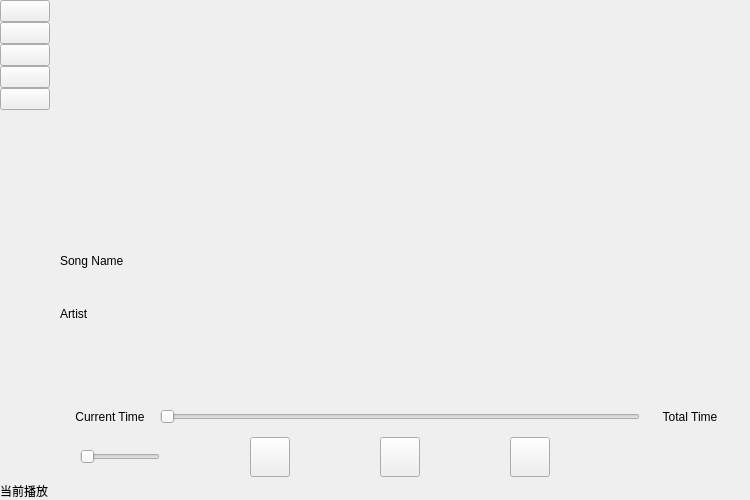
QKira/QMusicPlayer, file centralwidget.ui: the form before one commit.
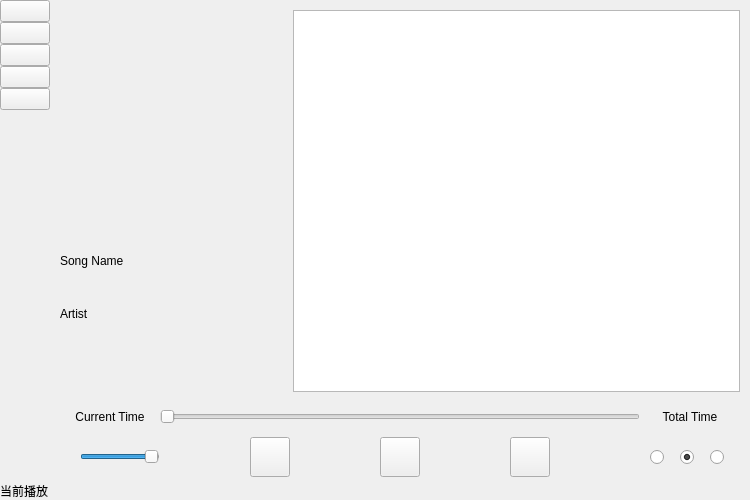
The form after the commit. The open tabs and pages were chosen to show the change. Icons and pictures are not drawn.

Patch:
```diff
--- a/centralwidget.ui
+++ b/centralwidget.ui
@@ -365,45 +365,30 @@
              <property name="styleSheet">
               <string notr="true">/*border:1px solid blue;*/</string>
              </property>
-             <widget class="QWidget" name="widget_Playing_NaviBtnBlock" native="true">
-              <property name="geometry">
-               <rect>
-                <x>100</x>
-                <y>170</y>
-                <width>100</width>
-                <height>100</height>
-               </rect>
+             <layout class="QVBoxLayout" name="verticalLayout_14">
+              <property name="spacing">
+               <number>5</number>
               </property>
-              <property name="minimumSize">
-               <size>
-                <width>100</width>
-                <height>0</height>
-               </size>
+              <property name="leftMargin">
+               <number>10</number>
               </property>
-              <property name="maximumSize">
-               <size>
-                <width>100</width>
-                <height>16777215</height>
-               </size>
+              <property name="topMargin">
+               <number>10</number>
               </property>
-              <layout class="QHBoxLayout" name="horizontalLayout_7">
-               <property name="spacing">
-                <number>0</number>
-               </property>
-               <property name="leftMargin">
-                <number>0</number>
-               </property>
-               <property name="topMargin">
-                <number>0</number>
-               </property>
-               <property name="rightMargin">
-                <number>0</number>
-               </property>
-               <property name="bottomMargin">
-                <number>0</number>
-               </property>
-              </layout>
-             </widget>
+              <property name="rightMargin">
+               <number>10</number>
+              </property>
+              <property name="bottomMargin">
+               <number>10</number>
+              </property>
+              <item>
+               <widget class="QListWidget" name="listWidget_Lyrics">
+                <property name="editTriggers">
+                 <set>QAbstractItemView::EditTrigger::NoEditTriggers</set>
+                </property>
+               </widget>
+              </item>
+             </layout>
             </widget>
            </item>
           </layout>
@@ -577,7 +562,7 @@
                     </property>
                     <layout class="QHBoxLayout" name="horizontalLayout_12">
                      <property name="spacing">
-                      <number>0</number>
+                      <number>5</number>
                      </property>
                      <property name="leftMargin">
                       <number>0</number>
@@ -595,14 +580,14 @@
                       <widget class="QLabel" name="label_3">
                        <property name="minimumSize">
                         <size>
-                         <width>20</width>
-                         <height>20</height>
+                         <width>15</width>
+                         <height>15</height>
                         </size>
                        </property>
                        <property name="maximumSize">
                         <size>
-                         <width>20</width>
-                         <height>20</height>
+                         <width>15</width>
+                         <height>15</height>
                         </size>
                        </property>
                        <property name="text">
@@ -630,9 +615,15 @@
                          <height>16777215</height>
                         </size>
                        </property>
+                       <property name="maximum">
+                        <number>100</number>
+                       </property>
                        <property name="pageStep">
                         <number>5</number>
                        </property>
+                       <property name="value">
+                        <number>99</number>
+                       </property>
                        <property name="orientation">
                         <enum>Qt::Orientation::Horizontal</enum>
                        </property>
@@ -768,17 +759,11 @@
                       <number>0</number>
                      </property>
                      <item>
-                      <widget class="QPushButton" name="button_Playing_FunctionOne_3">
-                       <property name="sizePolicy">
-                        <sizepolicy hsizetype="Fixed" vsizetype="Fixed">
-                         <horstretch>0</horstretch>
-                         <verstretch>0</verstretch>
-                        </sizepolicy>
-                       </property>
+                      <widget class="QRadioButton" name="radioButton_SingleLoop">
                        <property name="minimumSize">
                         <size>
                          <width>20</width>
-                         <height>0</height>
+                         <height>20</height>
                         </size>
                        </property>
                        <property name="maximumSize">
@@ -787,35 +772,23 @@
                          <height>20</height>
                         </size>
                        </property>
-                       <property name="styleSheet">
-                        <string notr="true">border-radius: 10px;
-min-height: 0px;
-padding: 0;
-</string>
+                       <property name="toolTip">
+                        <string>单曲循环</string>
                        </property>
                        <property name="text">
                         <string/>
                        </property>
-                       <property name="iconSize">
-                        <size>
-                         <width>20</width>
-                         <height>20</height>
-                        </size>
+                       <property name="checked">
+                        <bool>false</bool>
                        </property>
                       </widget>
                      </item>
                      <item>
-                      <widget class="QPushButton" name="button_Playing_FunctionTwo">
-                       <property name="sizePolicy">
-                        <sizepolicy hsizetype="Fixed" vsizetype="Fixed">
-                         <horstretch>0</horstretch>
-                         <verstretch>0</verstretch>
-                        </sizepolicy>
-                       </property>
+                      <widget class="QRadioButton" name="radioButton_ListLoop">
                        <property name="minimumSize">
                         <size>
                          <width>20</width>
-                         <height>0</height>
+                         <height>20</height>
                         </size>
                        </property>
                        <property name="maximumSize">
@@ -824,35 +797,23 @@
                          <height>20</height>
                         </size>
                        </property>
-                       <property name="styleSheet">
-                        <string notr="true">border-radius: 10px;
-min-height: 0px;
-padding: 0;
-</string>
+                       <property name="toolTip">
+                        <string>列表循环</string>
                        </property>
                        <property name="text">
                         <string/>
                        </property>
-                       <property name="iconSize">
-                        <size>
-                         <width>20</width>
-                         <height>20</height>
-                        </size>
+                       <property name="checked">
+                        <bool>true</bool>
                        </property>
                       </widget>
                      </item>
                      <item>
-                      <widget class="QPushButton" name="button_Playing_FunctionOne">
-                       <property name="sizePolicy">
-                        <sizepolicy hsizetype="Fixed" vsizetype="Fixed">
-                         <horstretch>0</horstretch>
-                         <verstretch>0</verstretch>
-                        </sizepolicy>
-                       </property>
+                      <widget class="QRadioButton" name="radioButton_RandomLoop">
                        <property name="minimumSize">
                         <size>
                          <width>20</width>
-                         <height>0</height>
+                         <height>20</height>
                         </size>
                        </property>
                        <property name="maximumSize">
@@ -861,21 +822,12 @@
                          <height>20</height>
                         </size>
                        </property>
-                       <property name="styleSheet">
-                        <string notr="true">border-radius: 10px;
-min-height: 0px;
-padding: 0;
-</string>
+                       <property name="toolTip">
+                        <string>随机播放</string>
                        </property>
                        <property name="text">
                         <string/>
                        </property>
-                       <property name="iconSize">
-                        <size>
-                         <width>20</width>
-                         <height>20</height>
-                        </size>
-                       </property>
                       </widget>
                      </item>
                     </layout>
```
Left out of the diff: 26 changed lines with no effect on the pictures.
